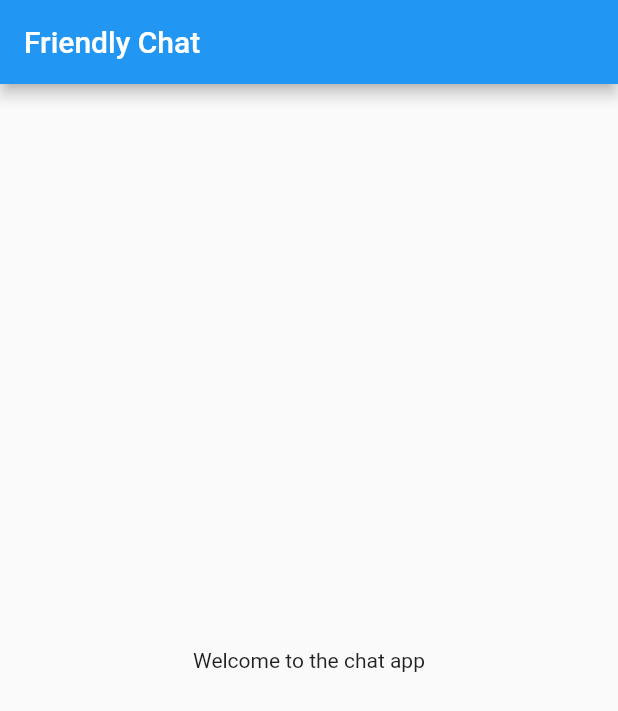
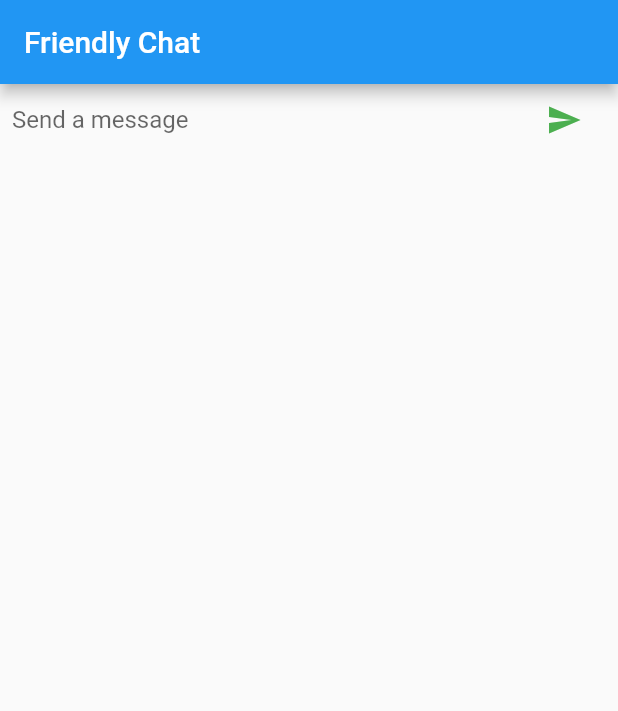
Before and after one commit to Skipper-116/flutter-chat-app, a Flutter app: the screen it shows after launch, on a phone screen of 412 x 824 dp. Shown: the top 711 px of the screen. Run offline on Flutter 3.47's test engine with Material 2 defaults, Android fonts, the phone set to English and light mode, and no system bars.

Commit message:
added a text field and icon button

```diff
--- a/lib/main.dart
+++ b/lib/main.dart
@@ -29,15 +29,44 @@ class ChatScreen extends StatefulWidget {
 
 class _ChatScreenState extends State<ChatScreen> {
   final _textController = TextEditingController();
+
+  void _handleSubmitted(String message) {
+    print(message);
+    _textController.clear();
+  }
+
+  Widget _buildTextComposer() {
+    return Container(
+      margin: const EdgeInsets.symmetric(
+        horizontal: 8.0,
+      ),
+      child: Row(children: [
+        Flexible(
+          child: TextField(
+            controller: _textController,
+            onSubmitted: _handleSubmitted,
+            decoration:
+                const InputDecoration.collapsed(hintText: 'Send a message'),
+          ),
+        ),
+        Container(
+          margin: const EdgeInsets.symmetric(horizontal: 4.0),
+          child: IconButton(
+              icon: const Icon(Icons.send),
+              color: Colors.green,
+              onPressed: () => _handleSubmitted(_textController.text)),
+        ),
+      ]),
+    );
+  }
+
   @override
   Widget build(BuildContext context) {
     return Scaffold(
       appBar: AppBar(
         title: const Text('Friendly Chat'),
       ),
-      body: const Center(
-        child: Text('Welcome to the chat app'),
-      ),
+      body: _buildTextComposer(),
     );
   }
 }
```
